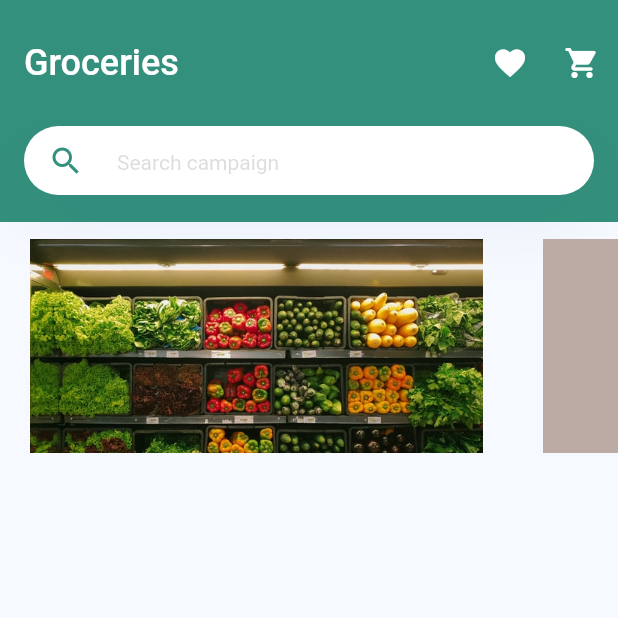
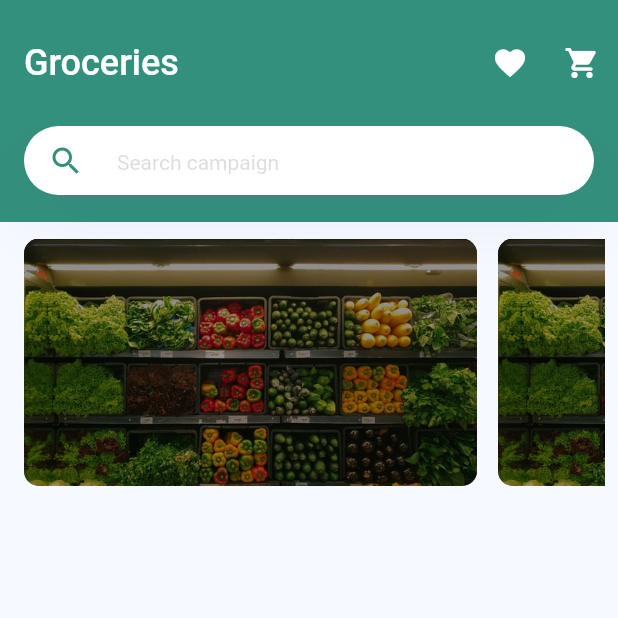
Before and after one commit to mateusisrael/tradly, a Flutter app: the screen it shows after launch, on a phone screen of 412 x 824 dp, the top half of it. Run offline on Flutter 3.47's test engine with Material 2 defaults, Android fonts, the phone set to English and light mode, and no system bars.

Commit message:
adjust cards spacement

```diff
--- a/lib/components/row_cards.dart
+++ b/lib/components/row_cards.dart
@@ -6,33 +6,51 @@ class CardsScrow extends StatelessWidget {
   @override
   Widget build(BuildContext context) {
     return Container(
-      padding: const EdgeInsets.only(top: 11, bottom: 11),
+      margin: const EdgeInsets.symmetric(vertical: 11),
+      padding: const EdgeInsets.only(left: 9, right: 9),
       height: 165,
       child: ListView(
         scrollDirection: Axis.horizontal,
         children: [
           Container(
-            margin: EdgeInsets.symmetric(horizontal: 20),
+            margin: EdgeInsets.symmetric(horizontal: 7),
             width: 302,
-            decoration: BoxDecoration(
-              image: const DecorationImage(
-                fit: BoxFit.fitWidth,
-                alignment: Alignment.topLeft,
-                image: AssetImage('images/card1.jpeg'),
-              ),
-              color: Colors.deepOrange[200],
+            decoration: const BoxDecoration(
+              borderRadius: BorderRadius.all(Radius.circular(10)),
+              image: DecorationImage(
+                  fit: BoxFit.fitWidth,
+                  alignment: Alignment.topLeft,
+                  image: AssetImage('images/card1.jpeg'),
+                  opacity: 0.6),
+              color: Colors.black,
             ),
           ),
           Container(
-            margin: EdgeInsets.symmetric(horizontal: 20),
+            margin: EdgeInsets.symmetric(horizontal: 7),
             width: 302,
-            color: Colors.brown[200],
+            decoration: const BoxDecoration(
+              borderRadius: BorderRadius.all(Radius.circular(10)),
+              image: DecorationImage(
+                  fit: BoxFit.fitWidth,
+                  alignment: Alignment.topLeft,
+                  image: AssetImage('images/card1.jpeg'),
+                  opacity: 0.6),
+              color: Colors.black,
+            ),
           ),
           Container(
-            margin: EdgeInsets.symmetric(horizontal: 20),
+            margin: EdgeInsets.symmetric(horizontal: 7),
             width: 302,
-            color: Colors.green[200],
-          )
+            decoration: const BoxDecoration(
+              borderRadius: BorderRadius.all(Radius.circular(10)),
+              image: DecorationImage(
+                  fit: BoxFit.fitWidth,
+                  alignment: Alignment.topLeft,
+                  image: AssetImage('images/card1.jpeg'),
+                  opacity: 0.6),
+              color: Colors.black,
+            ),
+          ),
         ],
       ),
     );
```
Also changed, not shown: images/print.png (added).
